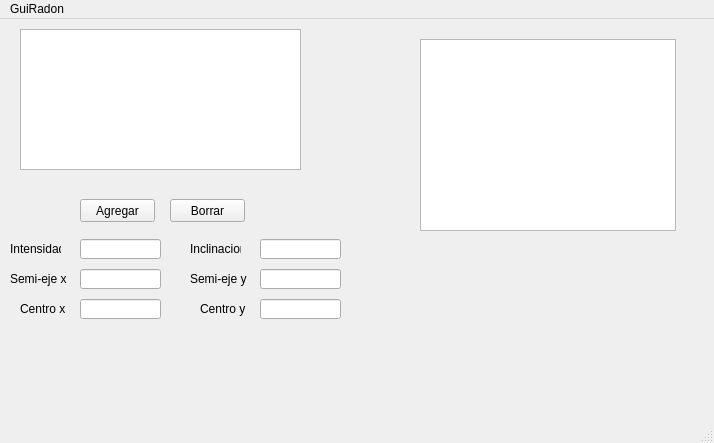
Qt form TP8 - Tomografia/gui_radon/gui_radon.ui (newtonis/22.31-Image-Processing) before a commit.
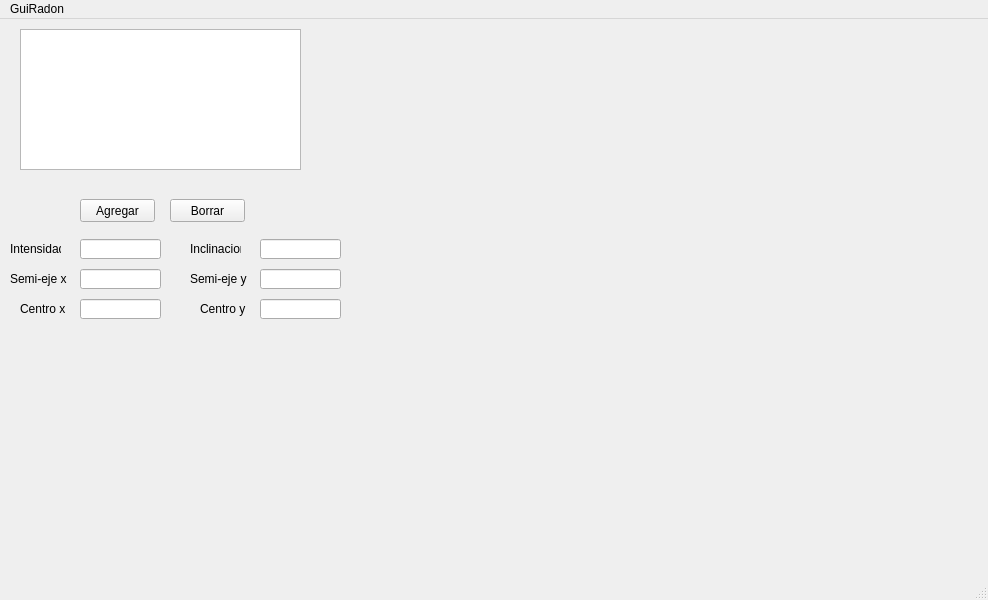
The same form after that commit.

Commit message: ya dibuja elipses, falta hacer graficos de radon

```diff
--- a/TP8 - Tomografia/gui_radon/gui_radon.ui
+++ b/TP8 - Tomografia/gui_radon/gui_radon.ui
@@ -6,14 +6,14 @@
    <rect>
     <x>0</x>
     <y>0</y>
-    <width>714</width>
-    <height>443</height>
+    <width>988</width>
+    <height>600</height>
    </rect>
   </property>
   <property name="maximumSize">
    <size>
-    <width>714</width>
-    <height>443</height>
+    <width>988</width>
+    <height>600</height>
    </size>
   </property>
   <property name="windowTitle">
@@ -194,23 +194,13 @@
      </rect>
     </property>
    </widget>
-   <widget class="QGraphicsView" name="graphicsView">
-    <property name="geometry">
-     <rect>
-      <x>420</x>
-      <y>20</y>
-      <width>256</width>
-      <height>192</height>
-     </rect>
-    </property>
-   </widget>
   </widget>
   <widget class="QMenuBar" name="menubar">
    <property name="geometry">
     <rect>
      <x>0</x>
      <y>0</y>
-     <width>714</width>
+     <width>988</width>
      <height>22</height>
     </rect>
    </property>
```
The commit also changes 4 other files.
